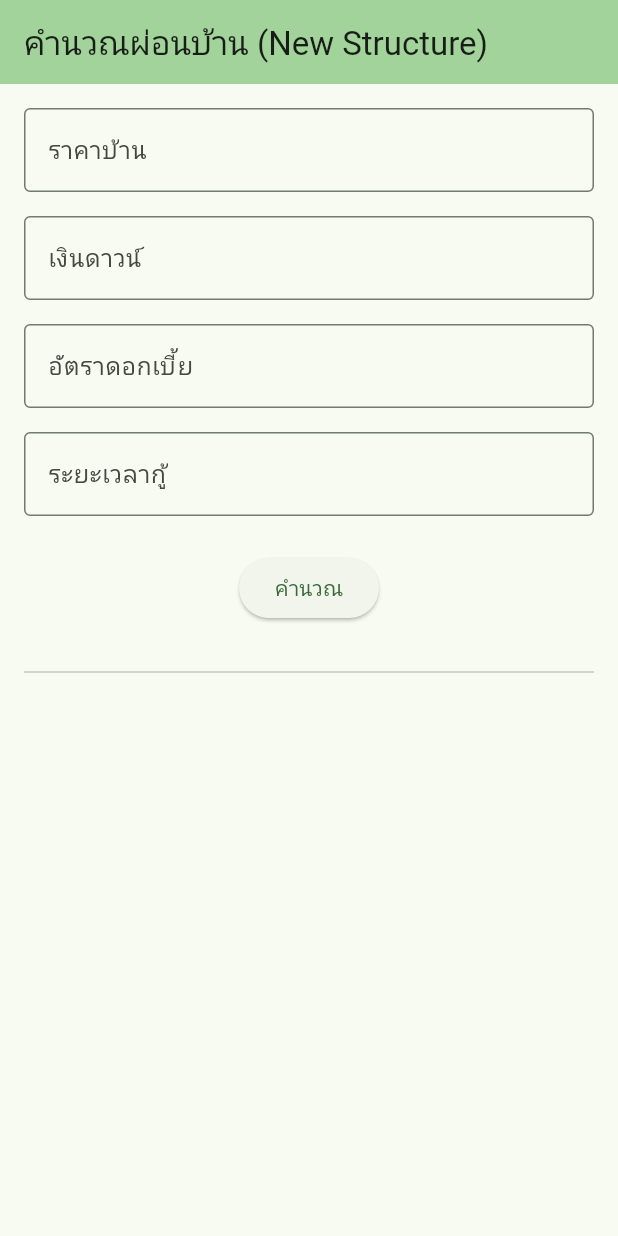
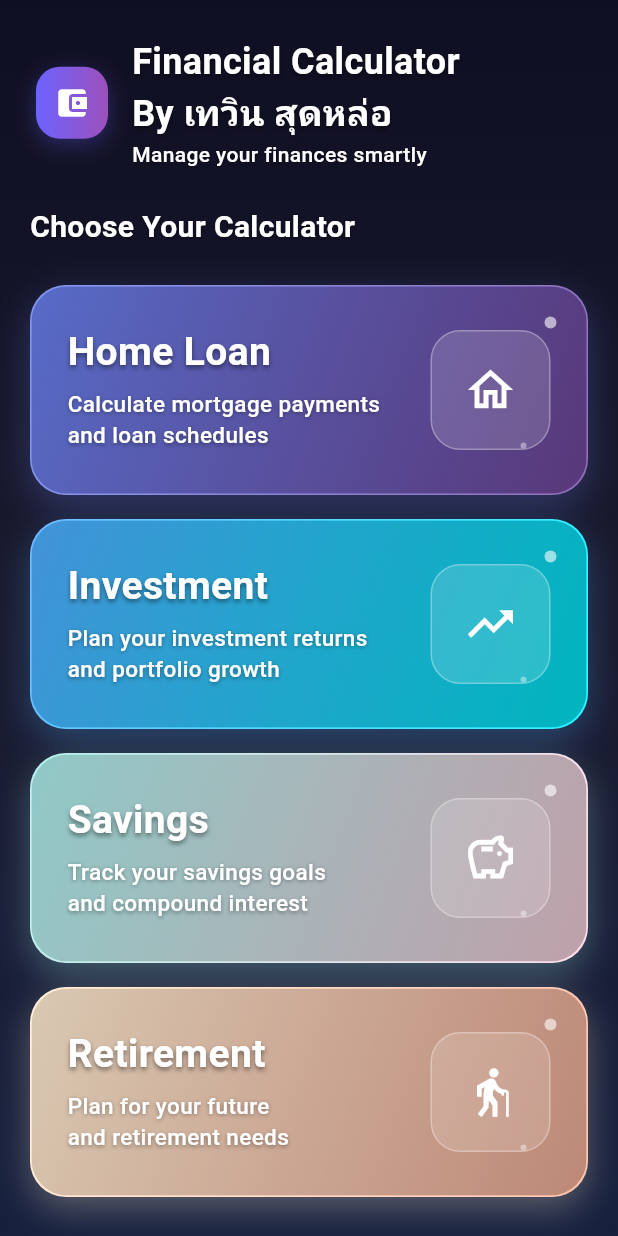
Before and after one commit to taywin-p/fin-calc, a Flutter app: the screen it shows after launch, on a phone screen of 412 x 824 dp. Run offline on Flutter 3.47's test engine with Material 3 defaults, Android fonts, the phone set to English and light mode, and no system bars; our stand-ins replace equatable, flutter_bloc, hive, hive_flutter; accounts and stored records are empty.

Commit message:
Refactor main application structure to use MainPage

```diff
--- a/lib/main.dart
+++ b/lib/main.dart
@@ -1,5 +1,5 @@
 import 'package:fin_calc/src/data/models/home_loan_model.dart';
-import 'package:fin_calc/src/page/home_loan_calculator/home_loan_calculator.dart';
+import 'package:fin_calc/src/page/main_page.dart';
 import 'package:flutter/material.dart';
 import 'package:hive_flutter/hive_flutter.dart';
 
@@ -20,13 +20,6 @@
 
   @override
   Widget build(BuildContext context) {
-    return MaterialApp(
-      title: 'FinCalc',
-      theme: ThemeData(
-        colorScheme: ColorScheme.fromSeed(seedColor: Colors.green),
-        useMaterial3: true,
-      ),
-      home: const HomeLoanCalculatorPage(),
-    );
+    return MaterialApp(title: 'FinCalc', home: const MainPage());
   }
 }
--- /dev/null
+++ b/lib/src/page/main_page.dart
@@ -0,0 +1,371 @@
+import 'package:flutter/material.dart';
+import 'package:fin_calc/src/page/home_loan_calculator/home_loan_calculator.dart';
+
+class MainPage extends StatelessWidget {
+  const MainPage({super.key});
+
+  @override
+  Widget build(BuildContext context) {
+    return Scaffold(
+      body: Container(
+        decoration: const BoxDecoration(
+          gradient: LinearGradient(
+            begin: Alignment.topCenter,
+            end: Alignment.bottomCenter,
+            colors: [Color(0xFF0F0F23), Color(0xFF1A1A2E), Color(0xFF16213E)],
+          ),
+        ),
+        child: SafeArea(
+          child: Column(
+            children: [
+              // Custom Header
+              Container(
+                padding: const EdgeInsets.all(24.0),
+                child: Column(
+                  crossAxisAlignment: CrossAxisAlignment.start,
+                  children: [
+                    Row(
+                      children: [
+                        Container(
+                          padding: const EdgeInsets.all(12),
+                          decoration: BoxDecoration(
+                            gradient: const LinearGradient(colors: [Color(0xFF6C63FF), Color(0xFF9D50BB)]),
+                            borderRadius: BorderRadius.circular(16),
+                            boxShadow: [
+                              BoxShadow(
+                                color: const Color(0xFF6C63FF).withOpacity(0.3),
+                                blurRadius: 12,
+                                offset: const Offset(0, 4),
+                              ),
+                            ],
+                          ),
+                          child: const Icon(Icons.account_balance_wallet, color: Colors.white, size: 24),
+                        ),
+                        const SizedBox(width: 16),
+                        const Expanded(
+                          child: Column(
+                            crossAxisAlignment: CrossAxisAlignment.start,
+                            children: [
+                              Text(
+                                'Financial Calculator \nBy เทวิน สุดหล่อ',
+                                style: TextStyle(
+                                  color: Colors.white,
+                                  fontSize: 24,
+                                  fontWeight: FontWeight.bold,
+                                  shadows: [Shadow(offset: Offset(0, 2), blurRadius: 4, color: Colors.black45)],
+                                ),
+                              ),
+                              Text(
+                                'Manage your finances smartly',
+                                style: TextStyle(
+                                  color: Colors.white,
+                                  fontSize: 14,
+                                  fontWeight: FontWeight.w500,
+                                  shadows: [Shadow(offset: Offset(0, 1), blurRadius: 3, color: Colors.black38)],
+                                ),
+                              ),
+                            ],
+                          ),
+                        ),
+                      ],
+                    ),
+                  ],
+                ),
+              ),
+
+              // Main Content
+              Expanded(
+                child: Container(
+                  padding: const EdgeInsets.symmetric(horizontal: 20.0),
+                  child: Column(
+                    crossAxisAlignment: CrossAxisAlignment.start,
+                    children: [
+                      const Text(
+                        'Choose Your Calculator',
+                        style: TextStyle(
+                          color: Colors.white,
+                          fontSize: 20,
+                          fontWeight: FontWeight.w600,
+                          shadows: [Shadow(offset: Offset(0, 1), blurRadius: 3, color: Colors.black38)],
+                        ),
+                      ),
+                      const SizedBox(height: 24),
+
+                      // Calculator Cards
+                      Expanded(
+                        child: ListView(
+                          children: [
+                            _buildPremiumCard(
+                              context: context,
+                              title: 'Home Loan',
+                              subtitle: 'Calculate mortgage payments\nand loan schedules',
+                              icon: Icons.home_outlined,
+                              gradient: const LinearGradient(
+                                begin: Alignment.topLeft,
+                                end: Alignment.bottomRight,
+                                colors: [Color(0xFF667eea), Color(0xFF764ba2)],
+                                stops: [0.0, 1.0],
+                              ),
+                              shadowColor: const Color(0xFF667eea),
+                              onTap: () {
+                                Navigator.push(
+                                  context,
+                                  PageRouteBuilder(
+                                    pageBuilder:
+                                        (context, animation, secondaryAnimation) => const HomeLoanCalculatorPage(),
+                                    transitionsBuilder: (context, animation, secondaryAnimation, child) {
+                                      return SlideTransition(
+                                        position: animation.drive(
+                                          Tween(begin: const Offset(1.0, 0.0), end: Offset.zero),
+                                        ),
+                                        child: child,
+                                      );
+                                    },
+                                  ),
+                                );
+                              },
+                            ),
+                            const SizedBox(height: 16),
+
+                            _buildPremiumCard(
+                              context: context,
+                              title: 'Investment',
+                              subtitle: 'Plan your investment returns\nand portfolio growth',
+                              icon: Icons.trending_up_outlined,
+                              gradient: const LinearGradient(
+                                begin: Alignment.topLeft,
+                                end: Alignment.bottomRight,
+                                colors: [Color(0xFF4facfe), Color(0xFF00f2fe)],
+                                stops: [0.0, 1.0],
+                              ),
+                              shadowColor: const Color(0xFF4facfe),
+                              onTap: () {
+                                _showComingSoonDialog(context, 'Investment Calculator');
+                              },
+                            ),
+                            const SizedBox(height: 16),
+
+                            _buildPremiumCard(
+                              context: context,
+                              title: 'Savings',
+                              subtitle: 'Track your savings goals\nand compound interest',
+                              icon: Icons.savings_outlined,
+                              gradient: const LinearGradient(
+                                begin: Alignment.topLeft,
+                                end: Alignment.bottomRight,
+                                colors: [Color(0xFFa8edea), Color(0xFFfed6e3)],
+                                stops: [0.0, 1.0],
+                              ),
+                              shadowColor: const Color(0xFFa8edea),
+                              onTap: () {
+                                _showComingSoonDialog(context, 'Savings Calculator');
+                              },
+                            ),
+                            const SizedBox(height: 16),
+
+                            _buildPremiumCard(
+                              context: context,
+                              title: 'Retirement',
+                              subtitle: 'Plan for your future\nand retirement needs',
+                              icon: Icons.elderly_outlined,
+                              gradient: const LinearGradient(
+                                begin: Alignment.topLeft,
+                                end: Alignment.bottomRight,
+                                colors: [Color(0xFFffecd2), Color(0xFFfcb69f)],
+                                stops: [0.0, 1.0],
+                              ),
+                              shadowColor: const Color(0xFFffecd2),
+                              onTap: () {
+                                _showComingSoonDialog(context, 'Retirement Planning');
+                              },
+                            ),
+                            const SizedBox(height: 20),
+                          ],
+                        ),
+                      ),
+                    ],
+                  ),
+                ),
+              ),
+            ],
+          ),
+        ),
+      ),
+    );
+  }
+
+  Widget _buildPremiumCard({
+    required BuildContext context,
+    required String title,
+    required String subtitle,
+    required IconData icon,
+    required LinearGradient gradient,
+    required Color shadowColor,
+    required VoidCallback onTap,
+  }) {
+    return GestureDetector(
+      onTap: onTap,
+      child: Container(
+        height: 140,
+        decoration: BoxDecoration(
+          gradient: gradient,
+          borderRadius: BorderRadius.circular(24),
+          boxShadow: [
+            BoxShadow(color: shadowColor.withOpacity(0.3), blurRadius: 20, offset: const Offset(0, 8), spreadRadius: 0),
+          ],
+        ),
+        child: Container(
+          decoration: BoxDecoration(
+            borderRadius: BorderRadius.circular(24),
+            border: Border.all(color: Colors.white.withOpacity(0.2), width: 1),
+          ),
+          child: ClipRRect(
+            borderRadius: BorderRadius.circular(24),
+            child: Stack(
+              children: [
+                // Glassmorphism effect with better contrast
+                Container(
+                  decoration: BoxDecoration(
+                    gradient: LinearGradient(
+                      begin: Alignment.topLeft,
+                      end: Alignment.bottomRight,
+                      colors: [Colors.black.withOpacity(0.15), Colors.black.withOpacity(0.25)],
+                    ),
+                  ),
+                ),
+                // Content
+                Padding(
+                  padding: const EdgeInsets.all(24.0),
+                  child: Row(
+                    children: [
+                      // Left content
+                      Expanded(
+                        flex: 2,
+                        child: Column(
+                          crossAxisAlignment: CrossAxisAlignment.start,
+                          mainAxisAlignment: MainAxisAlignment.center,
+                          children: [
+                            Text(
+                              title,
+                              style: const TextStyle(
+                                color: Colors.white,
+                                fontSize: 26,
+                                fontWeight: FontWeight.bold,
+                                height: 1.2,
+                                shadows: [Shadow(offset: Offset(0, 2), blurRadius: 4, color: Colors.black45)],
+                              ),
+                            ),
+                            const SizedBox(height: 8),
+                            Text(
+                              subtitle,
+                              style: const TextStyle(
+                                color: Colors.white,
+                                fontSize: 15,
+                                height: 1.4,
+                                fontWeight: FontWeight.w500,
+                                shadows: [Shadow(offset: Offset(0, 1), blurRadius: 3, color: Colors.black38)],
+                              ),
+                            ),
+                          ],
+                        ),
+                      ),
+                      // Right icon with animation effect
+                      Expanded(
+                        flex: 1,
+                        child: Container(
+                          alignment: Alignment.centerRight,
+                          child: Container(
+                            width: 80,
+                            height: 80,
+                            decoration: BoxDecoration(
+                              color: Colors.white.withOpacity(0.15),
+                              borderRadius: BorderRadius.circular(20),
+                              border: Border.all(color: Colors.white.withOpacity(0.3), width: 1),
+                            ),
+                            child: Icon(icon, size: 36, color: Colors.white),
+                          ),
+                        ),
+                      ),
+                    ],
+                  ),
+                ),
+                // Floating particles effect
+                Positioned(
+                  top: 20,
+                  right: 20,
+                  child: Container(
+                    width: 8,
+                    height: 8,
+                    decoration: BoxDecoration(color: Colors.white.withOpacity(0.6), shape: BoxShape.circle),
+                  ),
+                ),
+                Positioned(
+                  bottom: 30,
+                  right: 40,
+                  child: Container(
+                    width: 4,
+                    height: 4,
+                    decoration: BoxDecoration(color: Colors.white.withOpacity(0.4), shape: BoxShape.circle),
+                  ),
+                ),
+              ],
+            ),
+          ),
+        ),
+      ),
+    );
+  }
+
+  void _showComingSoonDialog(BuildContext context, String feature) {
+    showDialog(
+      context: context,
+      builder: (BuildContext context) {
+        return AlertDialog(
+          backgroundColor: const Color(0xFF1A1A2E),
+          shape: RoundedRectangleBorder(
+            borderRadius: BorderRadius.circular(20),
+            side: BorderSide(color: Colors.white.withOpacity(0.2), width: 1),
+          ),
+          content: Container(
+            padding: const EdgeInsets.all(20),
+            child: Column(
+              mainAxisSize: MainAxisSize.min,
+              children: [
+                Container(
+                  padding: const EdgeInsets.all(16),
+                  decoration: BoxDecoration(
+                    gradient: const LinearGradient(colors: [Color(0xFF6C63FF), Color(0xFF9D50BB)]),
+                    borderRadius: BorderRadius.circular(16),
+                  ),
+                  child: const Icon(Icons.rocket_launch, color: Colors.white, size: 32),
+                ),
+                const SizedBox(height: 20),
+                Text(
+                  '$feature',
+                  style: const TextStyle(color: Colors.white, fontSize: 20, fontWeight: FontWeight.bold),
+                  textAlign: TextAlign.center,
+                ),
+                const SizedBox(height: 12),
+                Text(
+                  'This feature is coming soon!\nStay tuned for updates.',
+                  style: TextStyle(color: Colors.white.withOpacity(0.7), fontSize: 14),
+                  textAlign: TextAlign.center,
+                ),
+                const SizedBox(height: 24),
+                ElevatedButton(
+                  onPressed: () => Navigator.of(context).pop(),
+                  style: ElevatedButton.styleFrom(
+                    backgroundColor: const Color(0xFF6C63FF),
+                    shape: RoundedRectangleBorder(borderRadius: BorderRadius.circular(12)),
+                    padding: const EdgeInsets.symmetric(horizontal: 32, vertical: 12),
+                  ),
+                  child: const Text('Got it!', style: TextStyle(color: Colors.white, fontWeight: FontWeight.w600)),
+                ),
+              ],
+            ),
+          ),
+        );
+      },
+    );
+  }
+}
```
